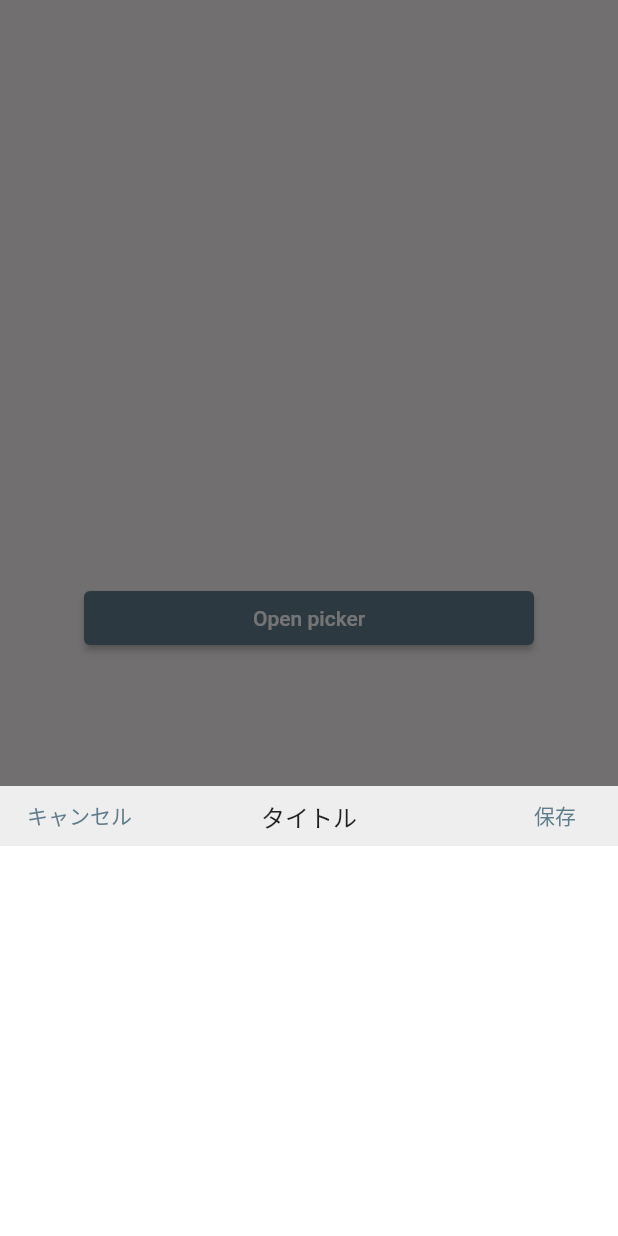
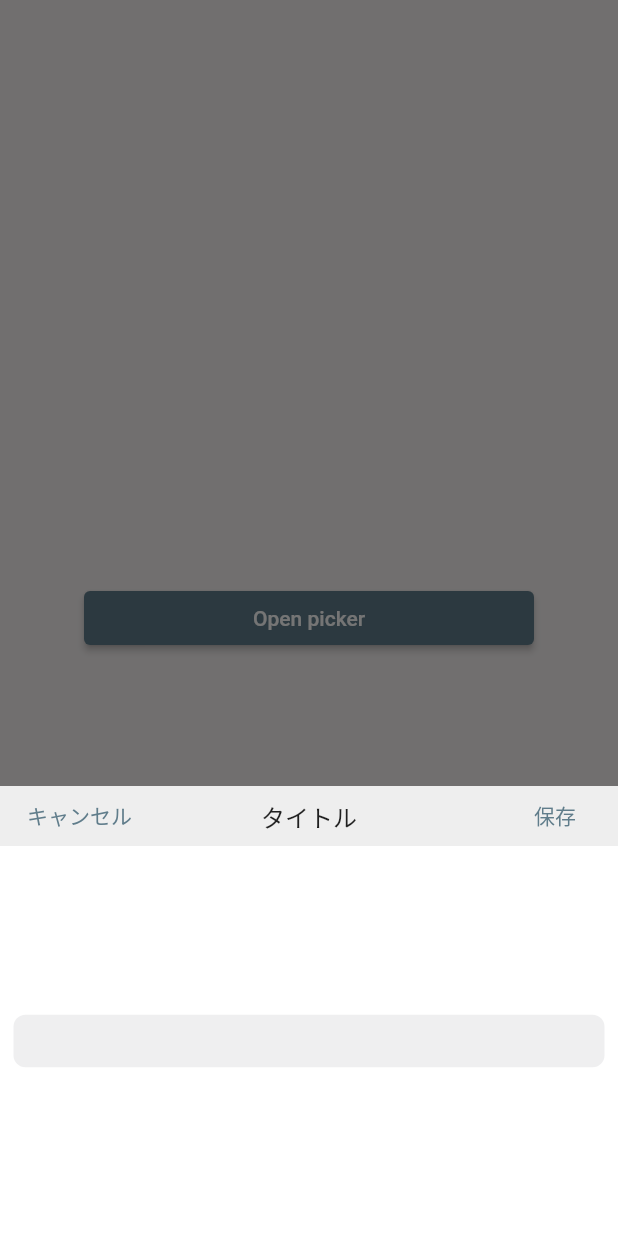
Before and after one commit to daisukemaki1003/flutter-japanese-address-picker, a Flutter app: the screen it shows after launch, after a tap on "Open picker", on a phone screen of 412 x 824 dp. Run offline on Flutter 3.47's test engine with Material 2 defaults, Android fonts, the phone set to English and light mode, and no system bars.

Commit message:
[add] picker

```diff
--- a/lib/src/japanese_prefecture_picker.dart
+++ b/lib/src/japanese_prefecture_picker.dart
@@ -1,13 +1,25 @@
+import 'package:flutter/cupertino.dart';
 import 'package:flutter/material.dart';
+import 'package:japanese_prefecture_picker/src/utils/assets_loader.dart';
 
 class JapanesePrefecturePicker extends StatefulWidget {
   const JapanesePrefecturePicker({
     Key? key,
     this.header,
+    this.itemExtent = 35.0,
+    this.onChange,
   }) : super(key: key);
 
   /// ピッカーのヘッダー
   final Widget? header;
+
+  /// リストピッカーのアイテム範囲
+  /// デフォルト値は[35.0]
+  final double itemExtent;
+
+  /// ピッカー項目間を移動するときに呼び出されるNullable関数
+  /// 選択された都道府県市データを返します
+  final Function(dynamic)? onChange;
 
   void show(BuildContext context) {
     showModalBottomSheet(
@@ -31,6 +43,14 @@ class JapanesePrefecturePicker extends StatefulWidget {
 }
 
 class _JapanesePrefecturePickerState extends State<JapanesePrefecturePicker> {
+  final List<String> items = [];
+
+  @override
+  void initState() {
+    AssetsLoader.prefectures();
+    super.initState();
+  }
+
   @override
   Widget build(BuildContext context) {
     return Container(
@@ -40,7 +60,15 @@ class _JapanesePrefecturePickerState extends State<JapanesePrefecturePicker> {
         children: [
           widget.header ?? Container(),
           Expanded(
-            child: Container(),
+            child: CupertinoTheme(
+              data: CupertinoThemeData(textTheme: CupertinoTextThemeData()),
+              child: CupertinoPicker(
+                itemExtent: widget.itemExtent,
+                scrollController: FixedExtentScrollController(),
+                onSelectedItemChanged: (i) => widget.onChange?.call(items[i]),
+                children: items.map((e) => Text(e)).toList(),
+              ),
+            ),
           ),
         ],
       ),
```
